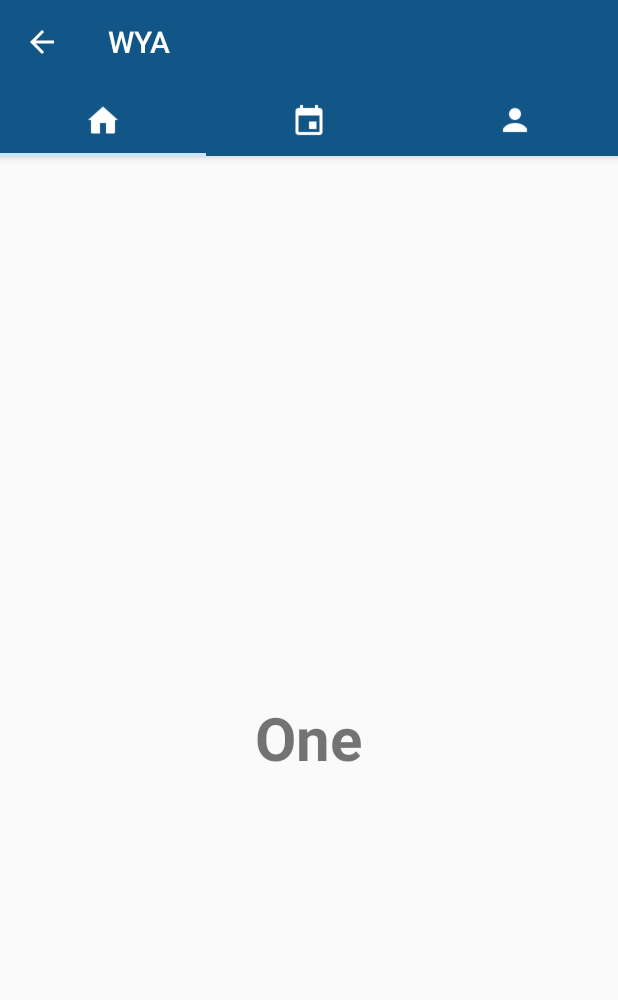
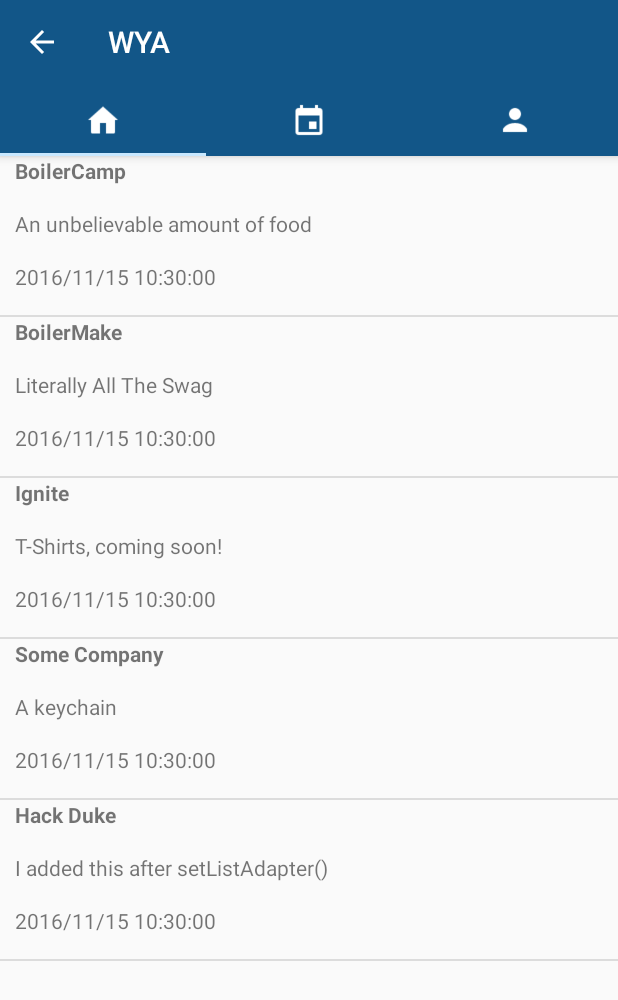
Before and after one commit to DonaldBough/WYA, an Android app: the screen it shows after launch (MainActivity), on a phone screen of 412 x 824 dp. Shown: the top 1000 px of the screen. Run offline under Robolectric (Android 15) with nearby library versions, the phone set to English and light mode, and no system bars.

Commit message:
Added listview to a tab fragment

```diff
--- /dev/null
+++ b/app/src/main/java/edu/purdue/dbough/wya/GpsRequest.java
@@ -0,0 +1,39 @@
+package edu.purdue.dbough.wya;
+
+import java.text.DateFormat;
+import java.text.SimpleDateFormat;
+import java.util.Date;
+
+/**
+ * Holds all the information for a GPS request from a different user
+ */
+
+public class GpsRequest {
+    String requestSender;
+    Date timeRequested;
+    String requestReason;
+
+    public GpsRequest(String requestReason, String requestSender, Date timeRequested) {
+        this.requestReason = requestReason;
+        this.requestSender = requestSender;
+        this.timeRequested = timeRequested;
+    }
+
+    public String getRequestReason() {
+        return requestReason;
+    }
+
+    public Date getTimeRequested() {
+        return timeRequested;
+    }
+
+    public String getTimeRequestedString() {
+        DateFormat dateFormat = new SimpleDateFormat("yyyy/MM/dd HH:mm:ss");
+        Date date = new Date();
+        return dateFormat.format(date).toString();
+    }
+
+    public String getRequestSender() {
+        return requestSender;
+    }
+}
--- a/app/src/main/java/edu/purdue/dbough/wya/OneFragment.java
+++ b/app/src/main/java/edu/purdue/dbough/wya/OneFragment.java
@@ -1,28 +1,138 @@
 package edu.purdue.dbough.wya;
 
+import android.content.Context;
 import android.os.Bundle;
-import android.support.v4.app.Fragment;
+import android.support.v4.app.ListFragment;
 import android.view.LayoutInflater;
 import android.view.View;
 import android.view.ViewGroup;
+import android.widget.ArrayAdapter;
+import android.widget.ListView;
+import android.widget.TextView;
+import android.widget.Toast;
+
+import java.text.DateFormat;
+import java.text.SimpleDateFormat;
+import java.util.ArrayList;
+import java.util.Date;
 
 
-public class OneFragment extends Fragment{
+public class OneFragment extends ListFragment{
 
-    public OneFragment() {
-        // Required empty public constructor
-    }
-
-    @Override
-    public void onCreate(Bundle savedInstanceState) {
-        super.onCreate(savedInstanceState);
-    }
-
+    ArrayList<GpsRequest> requestList;
+    /**
+     * Here we set up the listView.
+     * This is sloppy but it's all here just as an example.
+     */
     @Override
     public View onCreateView(LayoutInflater inflater, ViewGroup container,
                              Bundle savedInstanceState) {
-        // Inflate the layout for this fragment
-        return inflater.inflate(R.layout.fragment_one, container, false);
+        //Convert the fragment_main xml into an actual view we can render
+        View view = inflater.inflate(R.layout.fragment_one, container, false);
+
+        DateFormat dateFormat = new SimpleDateFormat("yyyy/MM/dd HH:mm:ss");
+        Date date = new Date();
+        String strDate = dateFormat.format(date);
+
+        //Create some fake events to put in the list
+        //In reality you would pull these events from Firebase
+        //The GpsRequest class is really simple, but in reality you'd have a lot more data for it
+        requestList = new ArrayList<>();
+        requestList.add(new GpsRequest("BoilerCamp","An unbelievable amount of food", date));
+        requestList.add(new GpsRequest("BoilerMake","Literally All The Swag", date));
+        requestList.add(new GpsRequest("Ignite","T-Shirts, coming soon!", date));
+        requestList.add(new GpsRequest("Some Company","A keychain", date));
+
+        //The adapter converts our data (GiveawayEvents in this case) into rows for our ListView
+        //EventAdapter is a private class that extends the ArrayAdapter class (see below)
+        EventAdapter adapter = new EventAdapter(getActivity(),R.layout.row_layout, requestList);
+
+        //We have to attach the adapter to the list to make it actually work
+        //Because this is a ListFragment we just need to call this one method
+        setListAdapter(adapter);
+
+        //It's okay to add more data after setting the adapter, like if the user refreshes the page
+        //but we need to let the adapter know that we've changed the data.
+        requestList.add(new GpsRequest("Hack Duke","I added this after setListAdapter()", date));
+        adapter.notifyDataSetChanged();
+        return view;
+    }
+
+    /**
+     * Called when the user clicks on a list item
+     * Here you might switch to another fragment with more
+     * details about the events. I just show a message.
+     * Because we're using a ListFragment this is super easy.
+     */
+
+    @Override
+    public void onListItemClick(ListView l, View v, int position, long id) {
+        super.onListItemClick(l, v, position, id);
+
+        //Load the event name and display a message
+        String name = requestList.get(position).getRequestSender();
+        Toast.makeText(getActivity(), "List item #"+position+" was clicked." +
+                " Name: "+name,Toast.LENGTH_SHORT).show();
+    }
+
+    /**
+     * Converts a list of events into row Views to be placed in the ListView.
+     * Most of the work is already done for us in ArrayAdapter, but we need
+     * to hook it up to our specific layout
+     */
+    private class EventAdapter extends ArrayAdapter<GpsRequest> {
+        private ArrayList<GpsRequest> values;
+
+
+        public EventAdapter(Context context, int resource, ArrayList<GpsRequest> events) {
+            super(context, resource, events);
+            values = events;
+        }
+
+        /**
+         * Generates the view for a particular item
+         * We don't call this ourselves, it's all handled by the ListView automatically.
+         * We just need to say where the data should go
+         */
+        @Override
+        public View getView(int position, View convertView, ViewGroup parent) {
+            //Get the inflater. This is used to convert xml layout files into an actual View
+            LayoutInflater inflater = (LayoutInflater)getContext().getSystemService(Context.LAYOUT_INFLATER_SERVICE);
+
+            //rowView represents one row in our ListView
+            View rowView;
+
+            //Inflating views can be slow, so android lets us recycle old views
+            //This isn't required but Android Studio will complain if you don't
+            //If convertView is null, android didn't give us anything to recycle, so we inflate a new view
+            //If convertView is set, we don't need to inflate anything new
+            if(convertView == null) {
+                rowView = inflater.inflate(R.layout.row_layout,parent,false);
+            } else {
+                rowView = convertView;
+            }
+
+            //Depending on our list, we might want to set a picture, check a checkbox, etc....
+            //In our case, we just need to set the text for each row
+
+            //Set the requester of the event
+            TextView textView = (TextView)rowView.findViewById(R.id.requestSender);
+            //Load the event name from the position array
+            textView.setText(values.get(position).getRequestSender());
+
+            //Set the swag description
+            TextView textView2 = (TextView)rowView.findViewById(R.id.requestReason);
+            //Load the swag name from the position array
+            textView2.setText(values.get(position).getRequestReason());
+
+            //Set the swag description
+            TextView textView3 = (TextView)rowView.findViewById(R.id.timeRequested);
+            //Load the swag name from the position array
+            textView3.setText(values.get(position).getTimeRequestedString());
+
+            //This returned view will become a row in our ListView
+            return rowView;
+        }
     }
 
 }
--- a/app/src/main/res/layout/fragment_one.xml
+++ b/app/src/main/res/layout/fragment_one.xml
@@ -4,12 +4,18 @@
              android:layout_height="match_parent"
              tools:context="edu.purdue.dbough.wya.OneFragment">
 
+    <ListView
+            android:id="@android:id/list"
+            android:layout_width="fill_parent"
+            android:layout_height="fill_parent">
+    </ListView>
+
+    <!-- Because we used the special android id empty,
+    this only shows up if the listView has no content-->
     <TextView
-            android:layout_width="wrap_content"
-            android:layout_height="wrap_content"
-            android:text="One"
-            android:textSize="40dp"
-            android:textStyle="bold"
-            android:layout_centerInParent="true"/>
+            android:id="@android:id/empty"
+            android:text="Nothing to show yet!"
+            android:layout_width="match_parent"
+            android:layout_height="match_parent" />
 
 </RelativeLayout>
--- /dev/null
+++ b/app/src/main/res/layout/row_layout.xml
@@ -0,0 +1,25 @@
+<?xml version="1.0" encoding="utf-8"?>
+<LinearLayout xmlns:android="http://schemas.android.com/apk/res/android"
+              android:orientation="vertical"
+              android:layout_width="match_parent"
+              android:layout_height="match_parent"
+              android:paddingLeft="10dp"
+              android:paddingRight="10dp">
+
+    <TextView
+            android:id="@+id/requestReason"
+            android:textStyle="bold"
+            android:layout_width="fill_parent"
+            android:layout_height="35dp" />
+
+    <TextView
+            android:id="@+id/requestSender"
+            android:layout_width="fill_parent"
+            android:layout_height="35dp" />
+
+    <TextView
+            android:id="@+id/timeRequested"
+            android:layout_width="fill_parent"
+            android:layout_height="35dp" />
+
+</LinearLayout>
```
Also changed, not shown: 1 other file.
